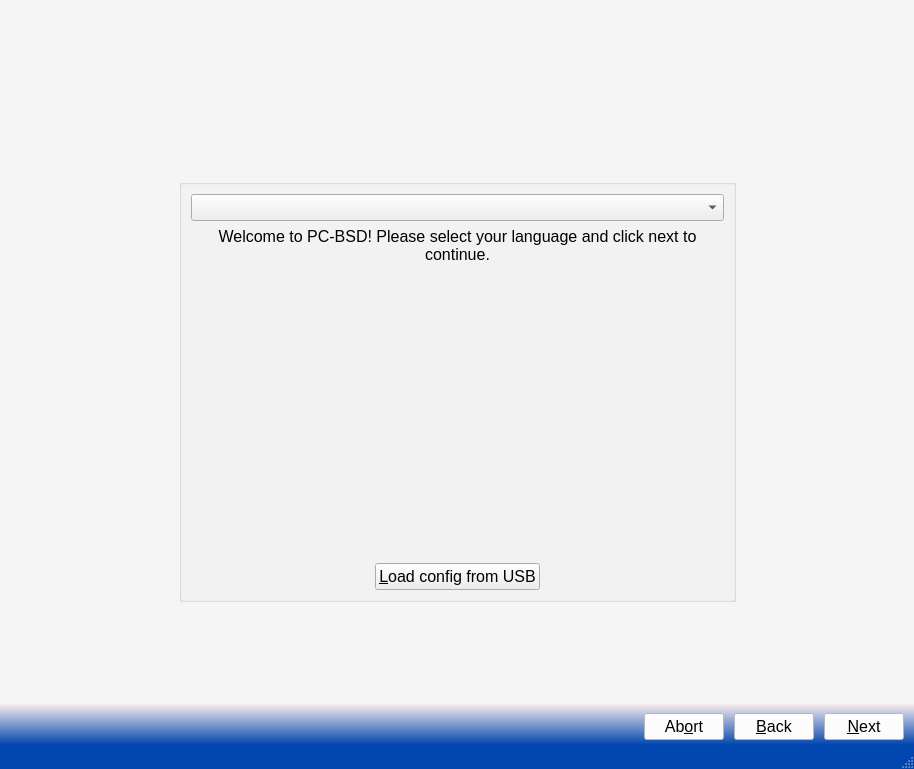
Above: src-qt5/pc-installgui/installer.ui from trueos/pcbsd before the change. Below: the same form after it.
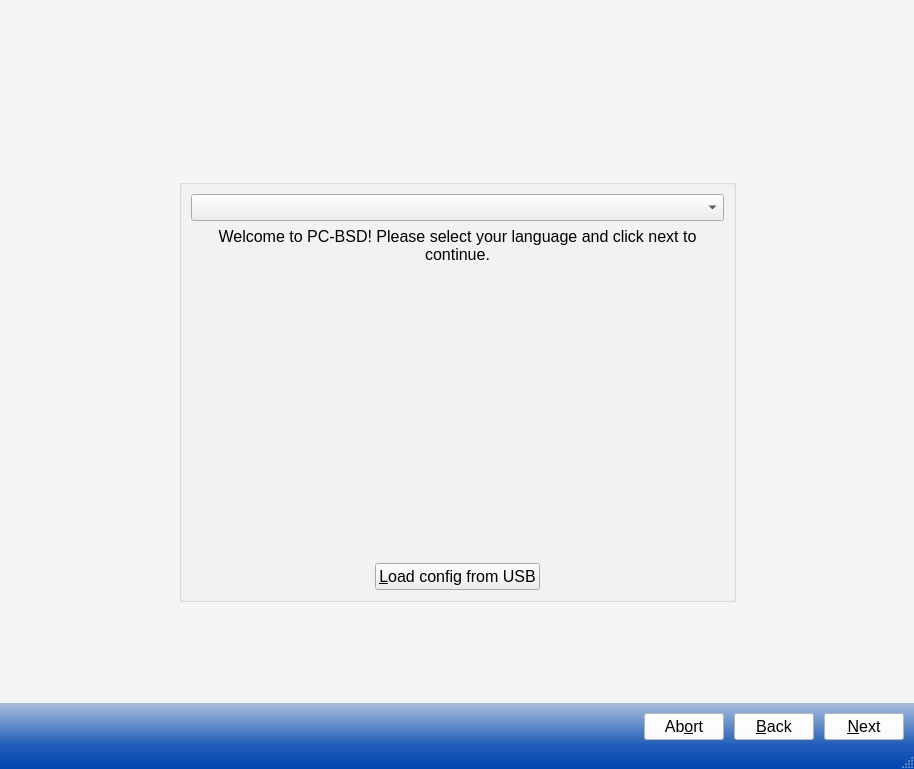
That is the form after the change. Icons and pictures are not drawn.

Commit message: Clean up and unify the appearance of the installgui and the firstbootgui. Now the status bar seemlessly blends into the bottom bar, and both UI's use the Noto Sans font.

Patch:
```diff
--- a/src-qt5/pc-installgui/installer.ui
+++ b/src-qt5/pc-installgui/installer.ui
@@ -34,8 +34,12 @@
   font-size: 12pt;
 }
 QStatusBar{
-background-color: rgb(0, 70, 175);
+background-color: qlineargradient(spread:pad, x1:1, y1:1, x2:1, y2:0, stop:0 rgba(0, 70, 175,255), stop:1 rgba(0, 70, 175,220));
 color: white;
+}
+QWidget#footerWidget{
+background-color: qlineargradient(spread:pad, x1:1, y1:1, x2:1, y2:-0.5, stop:0 rgba(0, 70, 175,220), stop:1 transparent);
+/*rgba(255, 240, 240, 240));*/
 }</string>
   </property>
   <widget class="QWidget" name="centralwidget">
@@ -1257,9 +1261,6 @@
       <property name="autoFillBackground">
        <bool>false</bool>
       </property>
-      <property name="styleSheet">
-       <string notr="true">background-color: qlineargradient(spread:pad, x1:1, y1:1, x2:1, y2:0, stop:0 rgba(0, 70, 175, 255), stop:1 rgba(255, 240, 240, 240));</string>
-      </property>
       <layout class="QHBoxLayout" name="horizontalLayout_2">
        <property name="spacing">
         <number>10</number>
```
The commit also changes 1 other file.
